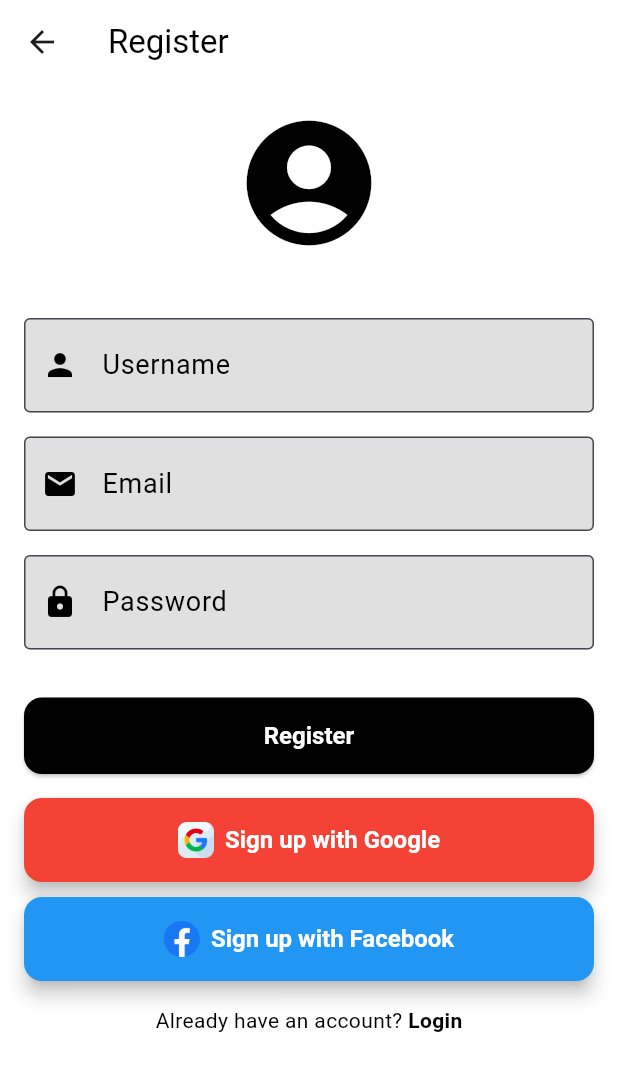
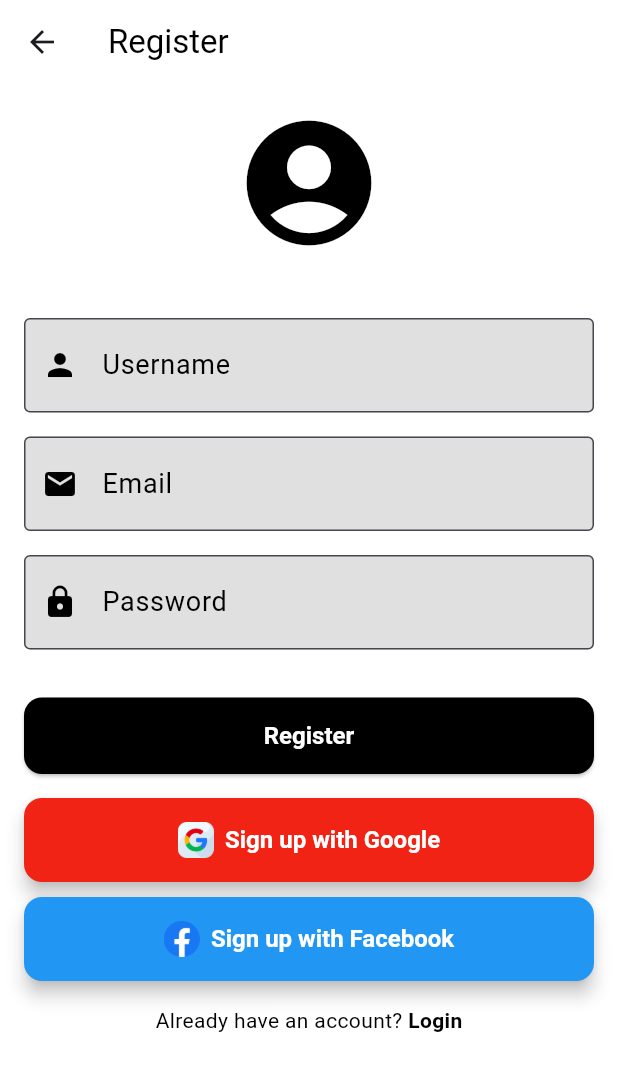
Before and after one commit to NexusGKSoftwares/loan_app, a Flutter app: the RegisterPage screen opened directly, on a phone screen of 412 x 824 dp. Shown: the top 1071 px of the screen. Run offline on Flutter 3.47's test engine with Material 3 defaults, Android fonts, the phone set to English and light mode, and no system bars; our stand-ins replace smooth_page_indicator.

Commit message:
`Update RegisterPage to use custom color for Google sign up button`

```diff
--- a/lib/screens/register_screen.dart
+++ b/lib/screens/register_screen.dart
@@ -77,7 +77,7 @@ class RegisterPage extends StatelessWidget {
               const SizedBox(height: 16),
 
               // Social Media Authentication Buttons with enhanced styles
-              _buildSocialAuthButton('Sign up with Google', 'assets/img_3.png', Colors.red),
+              _buildSocialAuthButton('Sign up with Google', 'assets/img_3.png', const Color.fromARGB(255, 241, 35, 21)),
               const SizedBox(height: 10),
               _buildSocialAuthButton('Sign up with Facebook', 'assets/img_4.png', Colors.blue),
               const SizedBox(height: 16),
```
